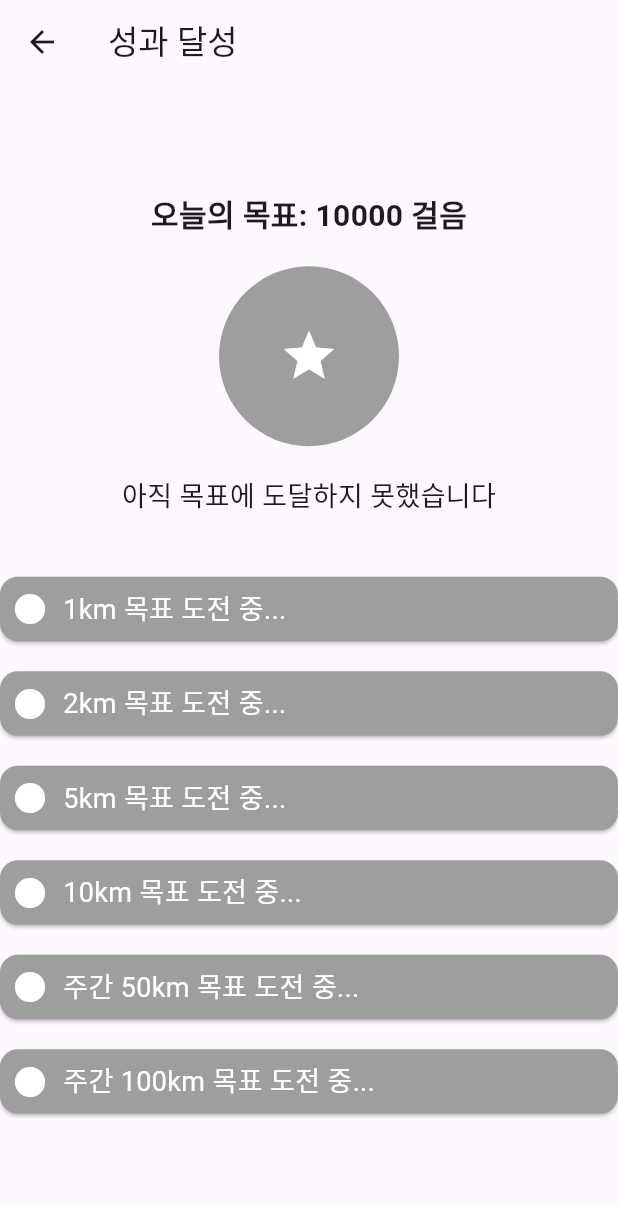
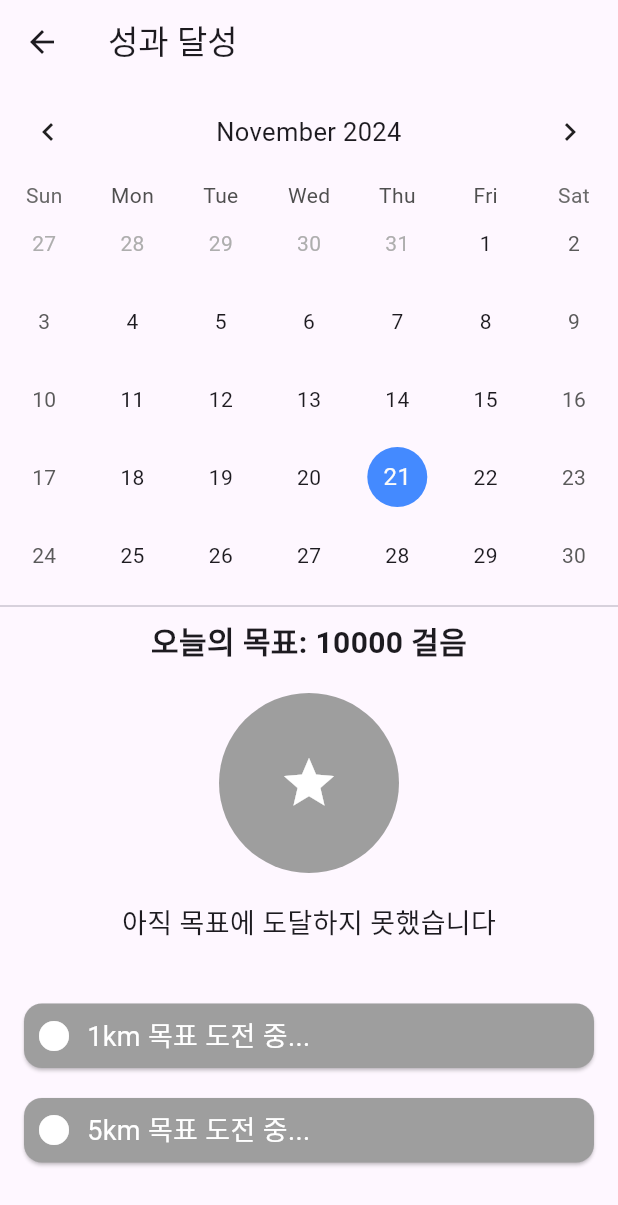
Before and after one commit to janghjun/smu_final_flutter, a Flutter app: the BadgeScreen screen opened directly, on a phone screen of 412 x 824 dp. Shown: the top 1205 px of the screen. Run offline on Flutter 3.47's test engine with Material 3 defaults, Android fonts, the phone set to English and light mode, and no system bars; drawn by our look-alikes of table_calendar; our stand-ins replace font_awesome_flutter, geolocator, google_maps_flutter, image_picker, pedometer.

Commit message:
11.21 성과 화면 캘린더 생성해서 크기 조절을 위해 수정

```diff
--- a/lib/screen/badge_screen.dart
+++ b/lib/screen/badge_screen.dart
@@ -1,50 +1,93 @@
 import 'package:flutter/material.dart';
+import 'package:table_calendar/table_calendar.dart'; // 캘린더 라이브러리
 
-class BadgeScreen extends StatelessWidget {
+class BadgeScreen extends StatefulWidget {
   final int stepCount;
   final int goalSteps;
 
   BadgeScreen({required this.stepCount, this.goalSteps = 10000});
 
   @override
+  _BadgeScreenState createState() => _BadgeScreenState();
+}
+
+class _BadgeScreenState extends State<BadgeScreen> {
+  DateTime _focusedDay = DateTime.now(); // 현재 선택된 날짜
+  DateTime? _selectedDay;
+
+  @override
   Widget build(BuildContext context) {
-    bool isAchieved = stepCount >= goalSteps;
+    bool isAchieved = widget.stepCount >= widget.goalSteps;
 
     return Scaffold(
       appBar: AppBar(
-        title: Text('성과 달성'),
+        title: const Text('성과 달성'),
       ),
-      body: Center(
-        child: SingleChildScrollView(  // 화면에 text가 넘쳐서 생기는 오류 1. SingleChildScrollView로 감싸기
+      body: Column(
+        children: [
+          // 캘린더 영역
+          TableCalendar(
+            firstDay: DateTime.utc(2020, 1, 1),
+            lastDay: DateTime.utc(2100, 12, 31),
+            focusedDay: _focusedDay,
+            selectedDayPredicate: (day) => isSameDay(_selectedDay, day),
+            onDaySelected: (selectedDay, focusedDay) {
+              setState(() {
+                _selectedDay = selectedDay;
+                _focusedDay = focusedDay;
+              });
+            },
+            calendarStyle: const CalendarStyle(
+              todayDecoration: BoxDecoration(
+                color: Colors.blueAccent,
+                shape: BoxShape.circle,
+              ),
+              selectedDecoration: BoxDecoration(
+                color: Colors.amber,
+                shape: BoxShape.circle,
+              ),
+            ),
+            headerStyle: const HeaderStyle(
+              formatButtonVisible: false,
+              titleCentered: true,
+            ),
+          ),
+          const Divider(thickness: 1.0),
+
+          // 목표 및 배지 상태 영역
+          Expanded(
+            child: SingleChildScrollView(
               child: Column(
                 mainAxisAlignment: MainAxisAlignment.center,
                 children: [
                   Text(
-                '오늘의 목표: $goalSteps 걸음',
-                style: TextStyle(fontSize: 20, fontWeight: FontWeight.bold),
+                    '오늘의 목표: ${widget.goalSteps} 걸음',
+                    style: const TextStyle(fontSize: 20, fontWeight: FontWeight.bold),
                   ),
-              SizedBox(height: 20),
-              // 2. CircleAvatar 크기 조정
+                  const SizedBox(height: 20),
                   CircleAvatar(
                     radius: 60,
                     backgroundColor: isAchieved ? Colors.amber : Colors.grey,
-                child: Icon(
+                    child: const Icon(
                       Icons.star,
                       size: 40,
                       color: Colors.white,
                     ),
                   ),
-              SizedBox(height: 20),
+                  const SizedBox(height: 20),
                   Text(
                     isAchieved ? '축하합니다! 목표 달성!' : '아직 목표에 도달하지 못했습니다',
-                style: TextStyle(fontSize: 18),
+                    style: const TextStyle(fontSize: 18),
                   ),
-              SizedBox(height: 30),
+                  const SizedBox(height: 30),
+
                   // 목표 달성 여부에 따른 배지 출력
                   ..._getBadges(),
                 ],
               ),
             ),
+          ),
+        ],
       ),
     );
   }
@@ -53,18 +96,24 @@ class BadgeScreen extends StatelessWidget {
   List<Widget> _getBadges() {
     List<Widget> badges = [];
 
-    // 목표 달성 여부 확인 및 배지 추가
-    badges.add(_buildBadge('1km 목표', 1000, Colors.blue));
-    badges.add(_buildBadge('2km 목표', 2000, Colors.green));
-    badges.add(_buildBadge('5km 목표', 5000, Colors.purple));
-    badges.add(_buildBadge('10km 목표', 10000, Colors.orange));
-    badges.add(_buildBadge('주간 50km 목표', 50000, Colors.red));
-    badges.add(_buildBadge('주간 100km 목표', 100000, Colors.yellow));
+    // 예제 데이터로 날짜별 배지 설정 가능
+    final Map<DateTime, List<Map<String, dynamic>>> badgeData = {
+      DateTime.now(): [
+        {'title': '1km 목표', 'goal': 1000, 'color': Colors.blue},
+        {'title': '5km 목표', 'goal': 5000, 'color': Colors.purple},
+      ],
+    };
+
+    final todayBadges = badgeData[_selectedDay ?? DateTime.now()] ?? [];
+
+    for (var badge in todayBadges) {
+      badges.add(_buildBadge(badge['title'], badge['goal'], badge['color']));
+    }
 
     if (badges.isEmpty) {
-      badges.add(Text(
-        '목표를 달성하세요!',
-        style: TextStyle(fontSize: 20, color: Colors.grey),
+      badges.add(const Text(
+        '선택한 날짜에 달성한 목표가 없습니다.',
+        style: TextStyle(fontSize: 18, color: Colors.grey),
       ));
     }
 
@@ -73,12 +122,12 @@ class BadgeScreen extends StatelessWidget {
 
   // 목표 달성 여부에 따라 배지 생성
   Widget _buildBadge(String text, int goal, Color color) {
-    bool goalAchieved = stepCount >= goal;  // 목표 달성 여부 확인
+    bool goalAchieved = widget.stepCount >= goal; // 목표 달성 여부 확인
     Color badgeColor = goalAchieved ? color : Colors.grey;
 
     return Card(
       color: badgeColor,
-      margin: EdgeInsets.symmetric(vertical: 10),
+      margin: const EdgeInsets.symmetric(vertical: 10, horizontal: 16),
       child: Padding(
         padding: const EdgeInsets.all(8.0),
         child: Row(
@@ -87,10 +136,10 @@ class BadgeScreen extends StatelessWidget {
               goalAchieved ? Icons.check_circle : Icons.circle,
               color: Colors.white,
             ),
-            SizedBox(width: 10),
+            const SizedBox(width: 10),
             Text(
               '$text ${goalAchieved ? '달성!' : '도전 중...'}',
-              style: TextStyle(color: Colors.white, fontSize: 18),
+              style: const TextStyle(color: Colors.white, fontSize: 18),
             ),
           ],
         ),
```
Lines whose indentation alone changed are shown as unchanged.
